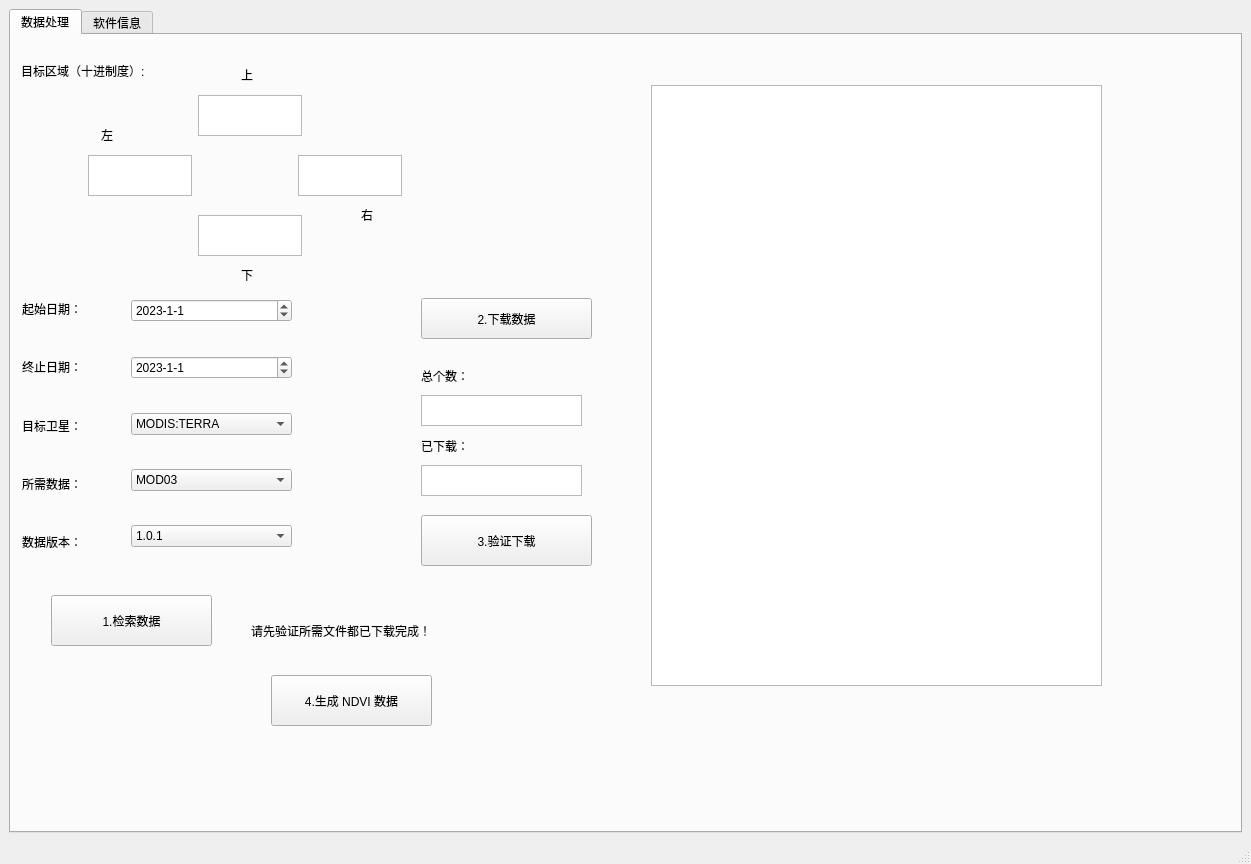
First picture: the form in ui/main_window.ui, repository sanliyang/growth_analysis, before the edit.
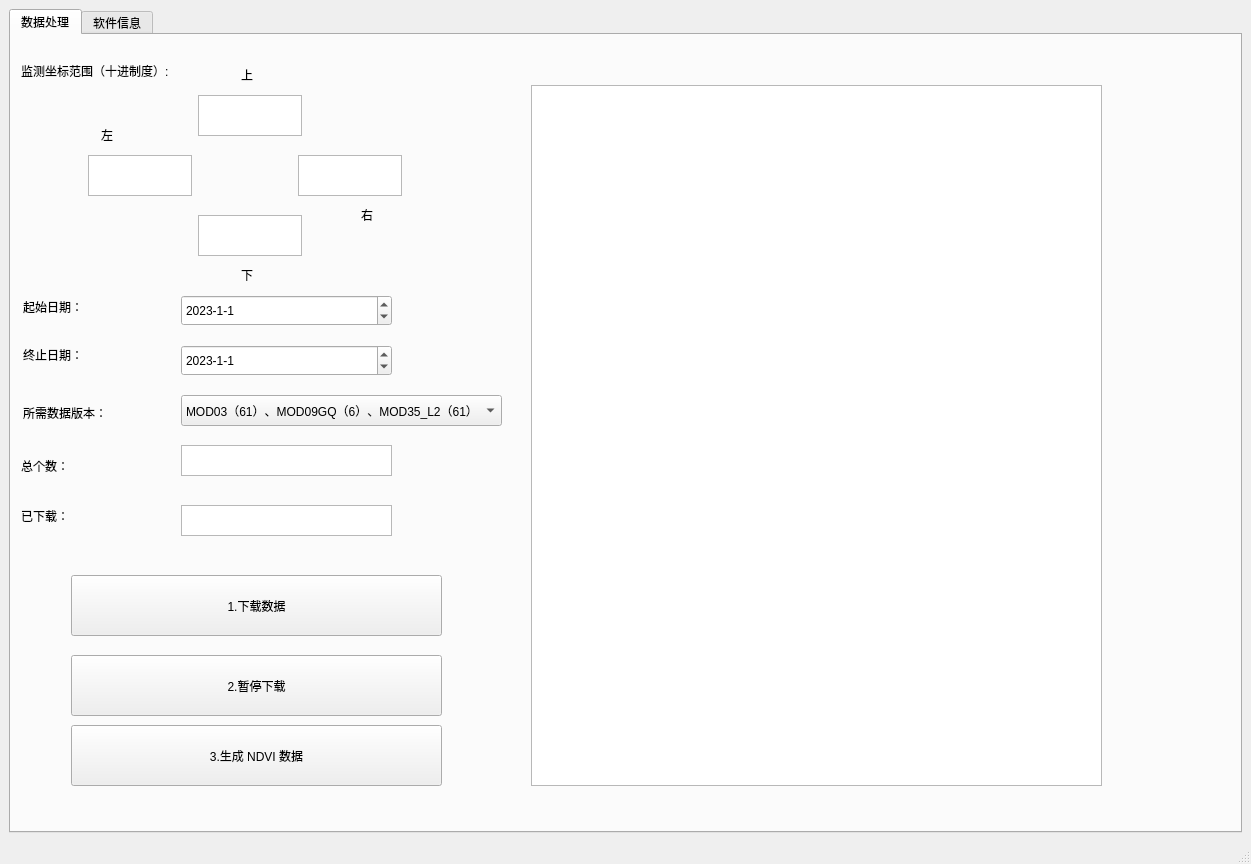
Second picture: the form after the edit.

Commit message: 修改ui界面，修改数据检索和下载模块，添加一个简单的授权模块

What changed in the file:
```diff
--- a/ui/main_window.ui
+++ b/ui/main_window.ui
@@ -67,20 +67,20 @@
          </rect>
         </property>
         <property name="text">
-         <string>目标区域（十进制度）:</string>
+         <string>监测坐标范围（十进制度）:</string>
         </property>
        </widget>
        <widget class="QPushButton" name="pushButton_5">
         <property name="geometry">
          <rect>
-          <x>260</x>
-          <y>640</y>
-          <width>161</width>
-          <height>51</height>
+          <x>60</x>
+          <y>690</y>
+          <width>371</width>
+          <height>61</height>
          </rect>
         </property>
         <property name="text">
-         <string>4.生成 NDVI 数据</string>
+         <string>3.生成 NDVI 数据</string>
         </property>
        </widget>
        <widget class="QLabel" name="label_2">
@@ -132,37 +132,11 @@
          </rect>
         </property>
        </widget>
-       <widget class="QLabel" name="label_11">
-        <property name="geometry">
-         <rect>
-          <x>240</x>
-          <y>570</y>
-          <width>211</width>
-          <height>51</height>
-         </rect>
-        </property>
-        <property name="text">
-         <string>请先验证所需文件都已下载完成！</string>
-        </property>
-       </widget>
-       <widget class="QPushButton" name="pushButton_4">
-        <property name="geometry">
-         <rect>
-          <x>410</x>
-          <y>480</y>
-          <width>171</width>
-          <height>51</height>
-         </rect>
-        </property>
-        <property name="text">
-         <string>3.验证下载</string>
-        </property>
-       </widget>
        <widget class="QLabel" name="label_13">
         <property name="geometry">
          <rect>
-          <x>410</x>
-          <y>330</y>
+          <x>10</x>
+          <y>420</y>
           <width>81</width>
           <height>21</height>
          </rect>
@@ -174,8 +148,8 @@
        <widget class="QLabel" name="label_14">
         <property name="geometry">
          <rect>
-          <x>410</x>
-          <y>400</y>
+          <x>10</x>
+          <y>470</y>
           <width>81</width>
           <height>21</height>
          </rect>
@@ -197,176 +171,19 @@
        <widget class="QTextBrowser" name="textBrowser_2">
         <property name="geometry">
          <rect>
-          <x>640</x>
+          <x>520</x>
           <y>50</y>
-          <width>451</width>
-          <height>601</height>
+          <width>571</width>
+          <height>701</height>
          </rect>
         </property>
        </widget>
-       <widget class="QWidget" name="layoutWidget">
-        <property name="geometry">
-         <rect>
-          <x>11</x>
-          <y>260</y>
-          <width>101</width>
-          <height>261</height>
-         </rect>
-        </property>
-        <layout class="QGridLayout" name="gridLayout">
-         <property name="verticalSpacing">
-          <number>30</number>
-         </property>
-         <item row="0" column="0">
-          <widget class="QLabel" name="label_6">
-           <property name="text">
-            <string>起始日期：</string>
-           </property>
-          </widget>
-         </item>
-         <item row="1" column="0">
-          <widget class="QLabel" name="label_9">
-           <property name="text">
-            <string>终止日期：</string>
-           </property>
-          </widget>
-         </item>
-         <item row="2" column="0">
-          <widget class="QLabel" name="label_7">
-           <property name="text">
-            <string>目标卫星：</string>
-           </property>
-          </widget>
-         </item>
-         <item row="3" column="0">
-          <widget class="QLabel" name="label_8">
-           <property name="text">
-            <string>所需数据：</string>
-           </property>
-          </widget>
-         </item>
-         <item row="4" column="0">
-          <widget class="QLabel" name="label_10">
-           <property name="text">
-            <string>数据版本：</string>
-           </property>
-          </widget>
-         </item>
-        </layout>
-       </widget>
-       <widget class="QWidget" name="layoutWidget">
-        <property name="geometry">
-         <rect>
-          <x>120</x>
-          <y>250</y>
-          <width>161</width>
-          <height>281</height>
-         </rect>
-        </property>
-        <layout class="QGridLayout" name="gridLayout_2">
-         <property name="verticalSpacing">
-          <number>20</number>
-         </property>
-         <item row="0" column="0">
-          <widget class="QDateEdit" name="dateEdit">
-           <property name="displayFormat">
-            <string>yyyy-M-d</string>
-           </property>
-           <property name="date">
-            <date>
-             <year>2023</year>
-             <month>1</month>
-             <day>1</day>
-            </date>
-           </property>
-          </widget>
-         </item>
-         <item row="1" column="0">
-          <widget class="QDateEdit" name="dateEdit_4">
-           <property name="displayFormat">
-            <string>yyyy-M-d</string>
-           </property>
-           <property name="date">
-            <date>
-             <year>2023</year>
-             <month>1</month>
-             <day>1</day>
-            </date>
-           </property>
-          </widget>
-         </item>
-         <item row="2" column="0">
-          <widget class="QComboBox" name="comboBox">
-           <property name="editable">
-            <bool>false</bool>
-           </property>
-           <property name="currentText">
-            <string>MODIS:TERRA</string>
-           </property>
-           <property name="maxVisibleItems">
-            <number>7</number>
-           </property>
-           <item>
-            <property name="text">
-             <string>MODIS:TERRA</string>
-            </property>
-           </item>
-          </widget>
-         </item>
-         <item row="3" column="0">
-          <widget class="QComboBox" name="comboBox_2">
-           <property name="editable">
-            <bool>false</bool>
-           </property>
-           <property name="currentText">
-            <string>MOD03</string>
-           </property>
-           <property name="maxVisibleItems">
-            <number>7</number>
-           </property>
-           <item>
-            <property name="text">
-             <string>MOD03</string>
-            </property>
-           </item>
-           <item>
-            <property name="text">
-             <string>MOD09GQ</string>
-            </property>
-           </item>
-           <item>
-            <property name="text">
-             <string>MOD35_L2</string>
-            </property>
-           </item>
-          </widget>
-         </item>
-         <item row="4" column="0">
-          <widget class="QComboBox" name="comboBox_3">
-           <property name="editable">
-            <bool>false</bool>
-           </property>
-           <property name="currentText">
-            <string>1.0.1</string>
-           </property>
-           <property name="maxVisibleItems">
-            <number>7</number>
-           </property>
-           <item>
-            <property name="text">
-             <string>1.0.1</string>
-            </property>
-           </item>
-          </widget>
-         </item>
-        </layout>
-       </widget>
        <widget class="QTextBrowser" name="textBrowser_3">
         <property name="geometry">
          <rect>
-          <x>410</x>
-          <y>360</y>
-          <width>161</width>
+          <x>170</x>
+          <y>410</y>
+          <width>211</width>
           <height>31</height>
          </rect>
         </property>
@@ -374,9 +191,9 @@
        <widget class="QTextBrowser" name="textBrowser_4">
         <property name="geometry">
          <rect>
-          <x>410</x>
-          <y>430</y>
-          <width>161</width>
+          <x>170</x>
+          <y>470</y>
+          <width>211</width>
           <height>31</height>
          </rect>
         </property>
@@ -384,23 +201,23 @@
        <widget class="QPushButton" name="pushButton_6">
         <property name="geometry">
          <rect>
-          <x>40</x>
-          <y>560</y>
-          <width>161</width>
-          <height>51</height>
+          <x>60</x>
+          <y>540</y>
+          <width>371</width>
+          <height>61</height>
          </rect>
         </property>
         <property name="text">
-         <string>1.检索数据</string>
+         <string>1.下载数据</string>
         </property>
        </widget>
        <widget class="QPushButton" name="pushButton_2">
         <property name="geometry">
          <rect>
-          <x>410</x>
-          <y>263</y>
-          <width>171</width>
-          <height>41</height>
+          <x>60</x>
+          <y>620</y>
+          <width>371</width>
+          <height>61</height>
          </rect>
         </property>
         <property name="minimumSize">
@@ -410,7 +227,115 @@
          </size>
         </property>
         <property name="text">
-         <string>2.下载数据</string>
+         <string>2.暂停下载</string>
+        </property>
+       </widget>
+       <widget class="QComboBox" name="comboBox">
+        <property name="geometry">
+         <rect>
+          <x>170</x>
+          <y>360</y>
+          <width>321</width>
+          <height>31</height>
+         </rect>
+        </property>
+        <property name="editable">
+         <bool>false</bool>
+        </property>
+        <property name="currentText">
+         <string>MOD03（61）、MOD09GQ（6）、MOD35_L2（61）</string>
+        </property>
+        <property name="maxVisibleItems">
+         <number>7</number>
+        </property>
+        <item>
+         <property name="text">
+          <string>MOD03（61）、MOD09GQ（6）、MOD35_L2（61）</string>
+         </property>
+        </item>
+        <item>
+         <property name="text">
+          <string>MOD03（61）、MOD09GQ（61）、MOD35_L2（61）</string>
+         </property>
+        </item>
+       </widget>
+       <widget class="QLabel" name="label_7">
+        <property name="geometry">
+         <rect>
+          <x>12</x>
+          <y>362</y>
+          <width>111</width>
+          <height>31</height>
+         </rect>
+        </property>
+        <property name="text">
+         <string>所需数据版本：</string>
+        </property>
+       </widget>
+       <widget class="QLabel" name="label_9">
+        <property name="geometry">
+         <rect>
+          <x>12</x>
+          <y>304</y>
+          <width>111</width>
+          <height>31</height>
+         </rect>
+        </property>
+        <property name="text">
+         <string>终止日期：</string>
+        </property>
+       </widget>
+       <widget class="QLabel" name="label_6">
+        <property name="geometry">
+         <rect>
+          <x>12</x>
+          <y>256</y>
+          <width>111</width>
+          <height>31</height>
+         </rect>
+        </property>
+        <property name="text">
+         <string>起始日期：</string>
+        </property>
+       </widget>
+       <widget class="QDateEdit" name="dateEdit">
+        <property name="geometry">
+         <rect>
+          <x>170</x>
+          <y>260</y>
+          <width>211</width>
+          <height>31</height>
+         </rect>
+        </property>
+        <property name="displayFormat">
+         <string>yyyy-M-d</string>
+        </property>
+        <property name="date">
+         <date>
+          <year>2023</year>
+          <month>1</month>
+          <day>1</day>
+         </date>
+        </property>
+       </widget>
+       <widget class="QDateEdit" name="dateEdit_4">
+        <property name="geometry">
+         <rect>
+          <x>170</x>
+          <y>310</y>
+          <width>211</width>
+          <height>31</height>
+         </rect>
+        </property>
+        <property name="displayFormat">
+         <string>yyyy-M-d</string>
+        </property>
+        <property name="date">
+         <date>
+          <year>2023</year>
+          <month>1</month>
+          <day>1</day>
+         </date>
         </property>
        </widget>
       </widget>
```
The commit also changes 12 other files.
